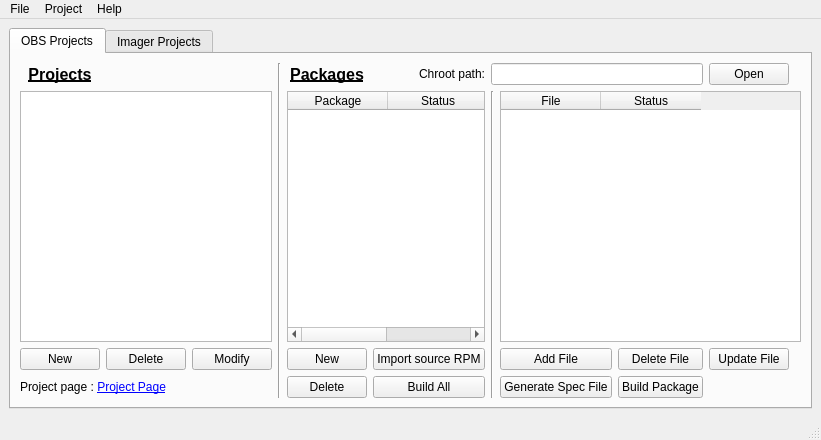
This is src/ObsLightGui/ui/obsLightMain.ui in ronan22/obs-light as Qt 5 draws it before an edit. The edited form follows.
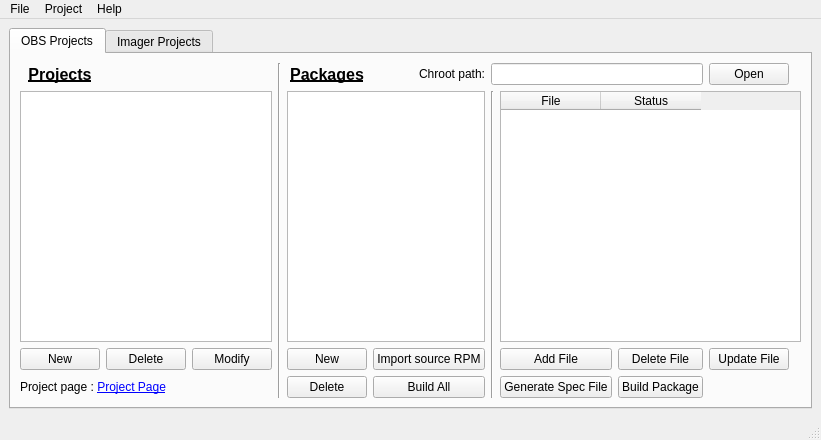
This is the edited form.

Commit message: - implemented package listing when clicking on a project

```diff
--- a/src/ObsLightGui/ui/obsLightMain.ui
+++ b/src/ObsLightGui/ui/obsLightMain.ui
@@ -83,20 +83,6 @@
           </property>
          </widget>
         </item>
-        <item row="1" column="4" colspan="2">
-         <widget class="QTableWidget" name="packagesTableWidget">
-          <column>
-           <property name="text">
-            <string>Package</string>
-           </property>
-          </column>
-          <column>
-           <property name="text">
-            <string>Status</string>
-           </property>
-          </column>
-         </widget>
-        </item>
         <item row="2" column="4">
          <widget class="QPushButton" name="newPackageButton">
           <property name="text">
@@ -260,6 +246,13 @@
         <item row="1" column="0" colspan="3">
          <widget class="QListWidget" name="obsProjectsListWidget"/>
         </item>
+        <item row="1" column="4" colspan="2">
+         <widget class="QTableView" name="packageTableView">
+          <attribute name="verticalHeaderVisible">
+           <bool>false</bool>
+          </attribute>
+         </widget>
+        </item>
        </layout>
       </widget>
       <widget class="QWidget" name="imagerProjectTab">
```
The commit also changes 4 other files.
